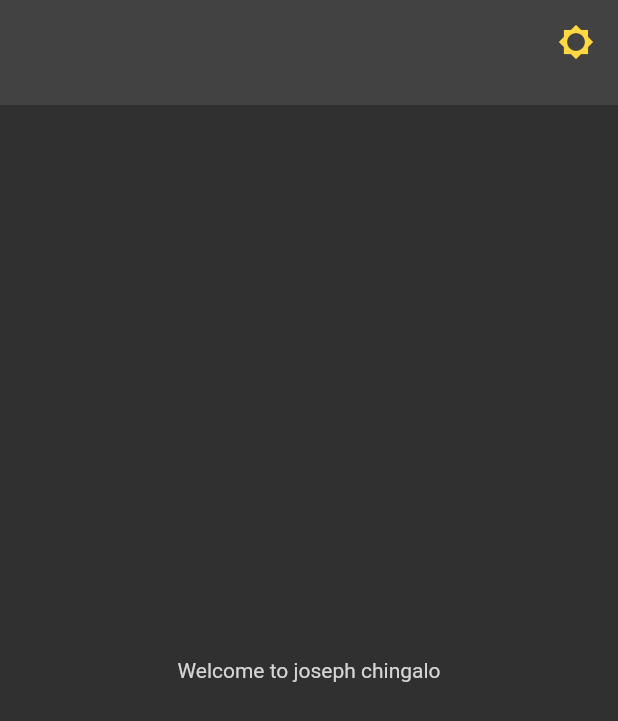
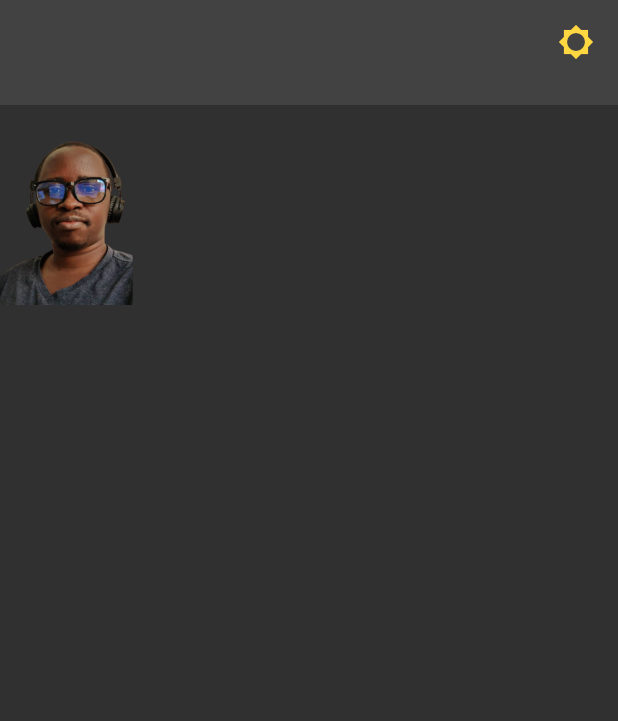
Before and after one commit to chingalo/chingalo-site, a Flutter app: the screen it shows after launch, on a phone screen of 412 x 824 dp. Shown: the top 721 px of the screen. Run offline on Flutter 3.47's test engine with Material 2 defaults, Android fonts, the light colour scheme and no system bars; our stand-ins replace flutter_svg, google_fonts, shared_preferences.

Commit message:
feat: support for profile picture componets

```diff
--- /dev/null
+++ b/lib/modules/home/components/profile_picture.dart
@@ -0,0 +1,27 @@
+import 'package:flutter/material.dart';
+
+class ProfilePicture extends StatelessWidget {
+  const ProfilePicture({
+    Key? key,
+    required this.height,
+  }) : super(key: key);
+
+  final double height;
+
+  @override
+  Widget build(BuildContext context) {
+    return Container(
+      margin: const EdgeInsets.symmetric(
+        vertical: 10.0,
+      ),
+      child: ClipRRect(
+        clipBehavior: Clip.hardEdge,
+        borderRadius: BorderRadius.circular(2.0),
+        child: Image.asset(
+          'assets/images/profile-pic.png',
+          height: height,
+        ),
+      ),
+    );
+  }
+}
--- a/lib/modules/home/home.dart
+++ b/lib/modules/home/home.dart
@@ -2,6 +2,7 @@ import 'package:chingalo_site/app_state/app_theme_state/app_theme_state.dart';
 import 'package:chingalo_site/core/components/app_bar_container.dart';
 import 'package:chingalo_site/core/constants/app_contant.dart';
 import 'package:chingalo_site/core/services/theme_service.dart';
+import 'package:chingalo_site/modules/home/components/profile_picture.dart';
 import 'package:flutter/material.dart';
 import 'package:provider/provider.dart';
 
@@ -10,6 +11,8 @@ class Home extends StatelessWidget {
 
   @override
   Widget build(BuildContext context) {
+    Size size = MediaQuery.of(context).size;
+    double height = 0.15 * size.height;
     return Consumer<AppThemeState>(builder: (context, appThemeState, child) {
       String currentTheme = appThemeState.currentTheme;
       Color textColor = currentTheme == ThemeServices.darkTheme
@@ -22,13 +25,14 @@ class Home extends StatelessWidget {
             title: '',
           ),
         ),
-        body: Center(
-          child: Text(
-            "Welcome to joseph chingalo",
-            style: const TextStyle().copyWith(
-              color: textColor,
+        body: Column(
+          mainAxisAlignment: MainAxisAlignment.start,
+          mainAxisSize: MainAxisSize.max,
+          children: [
+            ProfilePicture(
+              height: height,
             ),
-          ),
+          ],
         ),
       );
     });
```
